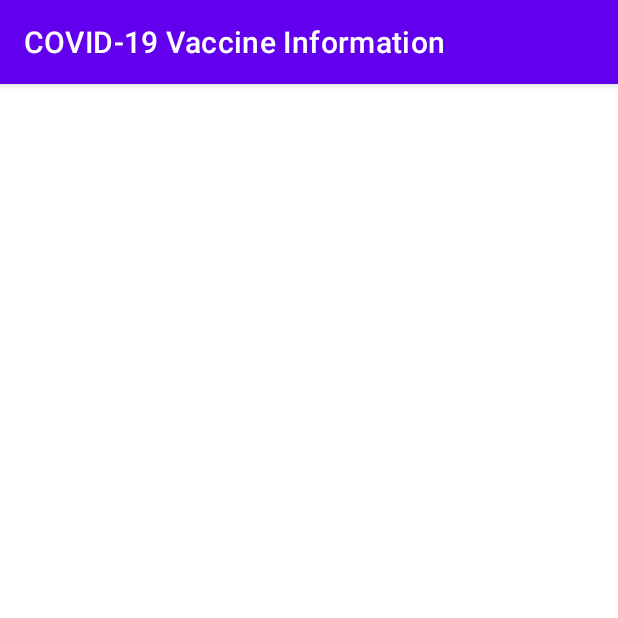
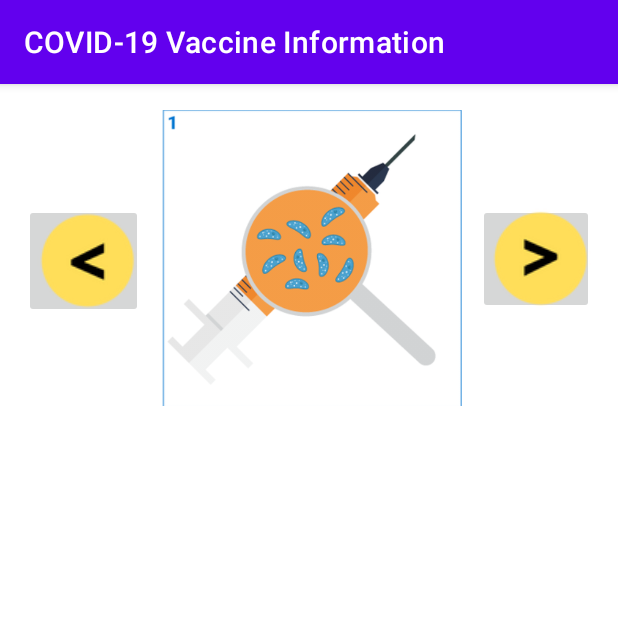
Before and after one commit to hannahdeniseee/r2y-04_app, an Android app: the vaxx_info screen opened directly, with no data from a screen before it, on a phone screen of 412 x 824 dp, the top half of it. Run offline under Robolectric (Android 15) with nearby library versions, the phone set to English and light mode, and no system bars.

Commit message:
Covid-19 Vaxx PH App - R2Y-04

```diff
--- a/app/src/main/res/layout/activity_vaxx_info.xml
+++ b/app/src/main/res/layout/activity_vaxx_info.xml
@@ -6,4 +6,33 @@
     android:layout_height="match_parent"
     tools:context=".vaxx_info">
 
+    <ImageButton
+        android:id="@+id/imageButton6"
+        android:layout_width="79dp"
+        android:layout_height="76dp"
+        android:layout_marginStart="16dp"
+        android:layout_marginTop="80dp"
+        app:layout_constraintStart_toStartOf="parent"
+        app:layout_constraintTop_toTopOf="parent"
+        app:srcCompat="@drawable/arrow_left" />
+
+    <ImageButton
+        android:id="@+id/imageButton7"
+        android:layout_width="77dp"
+        android:layout_height="73dp"
+        android:layout_marginTop="80dp"
+        android:layout_marginEnd="16dp"
+        app:layout_constraintEnd_toEndOf="parent"
+        app:layout_constraintTop_toTopOf="parent"
+        app:srcCompat="@drawable/arrow_right" />
+
+    <ImageView
+        android:id="@+id/imageView"
+        android:layout_width="200dp"
+        android:layout_height="200dp"
+        android:layout_marginTop="16dp"
+        android:layout_marginEnd="88dp"
+        app:layout_constraintEnd_toEndOf="@+id/imageButton7"
+        app:layout_constraintTop_toTopOf="parent"
+        app:srcCompat="@drawable/vaxx_work_1" />
 </androidx.constraintlayout.widget.ConstraintLayout>
```
Also changed, not shown: app/src/main/res/drawable/arrow_left.png (added), app/src/main/res/drawable/arrow_right.png (added), app/src/main/res/drawable/vaxx_work_1.png (added).
